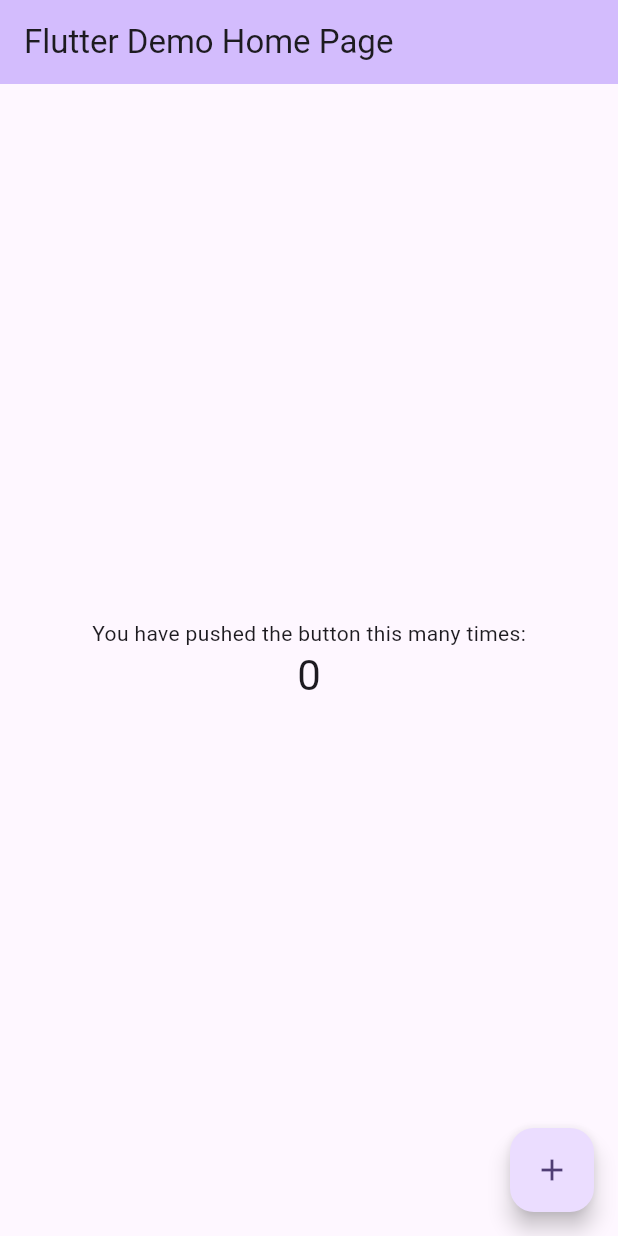
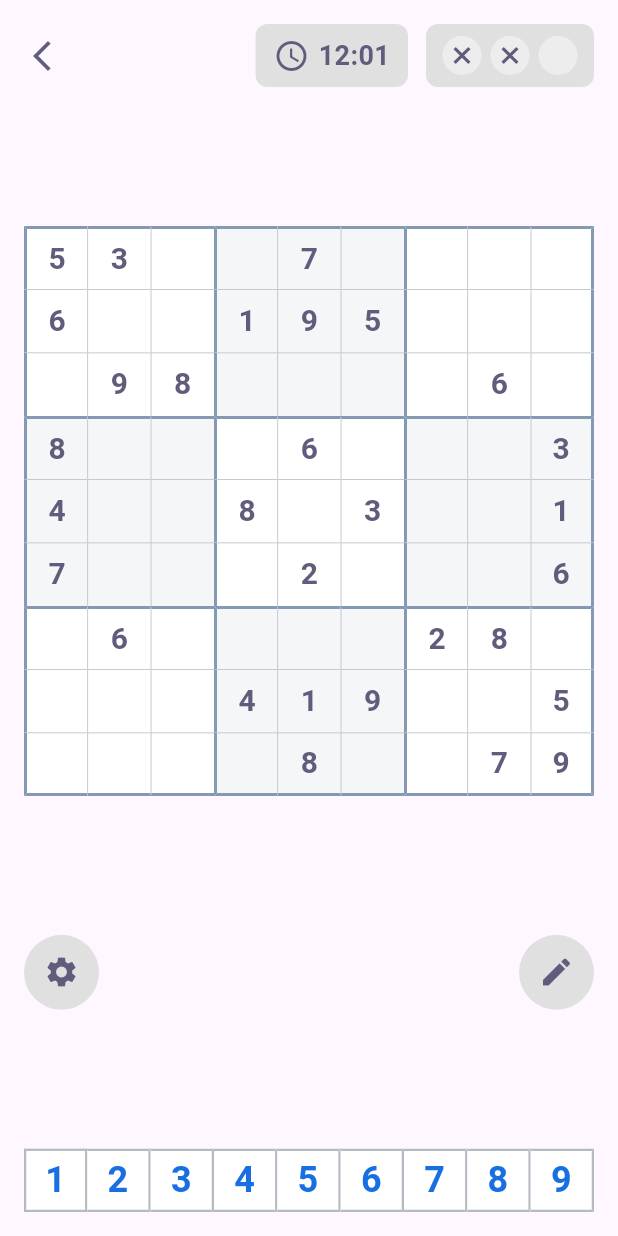
Before and after one commit to pychey/Sudoku-The-Best, a Flutter app: the screen it shows after launch, on a phone screen of 412 x 824 dp. Run offline on Flutter 3.47's test engine with Material 3 defaults, Android fonts, the phone set to English and light mode, and no system bars.

Commit message:
Interface Design For Sudoku Game Screen

```diff
--- a/lib/main.dart
+++ b/lib/main.dart
@@ -1,122 +1,19 @@
 import 'package:flutter/material.dart';
+import 'package:sudoku_the_best/ui/screens/game_screen.dart';
 
 void main() {
-  runApp(const MyApp());
+  runApp(const SudokuApp());
 }
 
-class MyApp extends StatelessWidget {
-  const MyApp({super.key});
+class SudokuApp extends StatelessWidget {
+  const SudokuApp({super.key});
 
-  // This widget is the root of your application.
   @override
   Widget build(BuildContext context) {
     return MaterialApp(
-      title: 'Flutter Demo',
-      theme: ThemeData(
-        // This is the theme of your application.
-        //
-        // TRY THIS: Try running your application with "flutter run". You'll see
-        // the application has a purple toolbar. Then, without quitting the app,
-        // try changing the seedColor in the colorScheme below to Colors.green
-        // and then invoke "hot reload" (save your changes or press the "hot
-        // reload" button in a Flutter-supported IDE, or press "r" if you used
-        // the command line to start the app).
-        //
-        // Notice that the counter didn't reset back to zero; the application
-        // state is not lost during the reload. To reset the state, use hot
-        // restart instead.
-        //
-        // This works for code too, not just values: Most code changes can be
-        // tested with just a hot reload.
-        colorScheme: .fromSeed(seedColor: Colors.deepPurple),
-      ),
-      home: const MyHomePage(title: 'Flutter Demo Home Page'),
+      title: 'Sudoku Game',
+      home: const GameScreen(),
+      debugShowCheckedModeBanner: false,
     );
   }
 }
-
-class MyHomePage extends StatefulWidget {
-  const MyHomePage({super.key, required this.title});
-
-  // This widget is the home page of your application. It is stateful, meaning
-  // that it has a State object (defined below) that contains fields that affect
-  // how it looks.
-
-  // This class is the configuration for the state. It holds the values (in this
-  // case the title) provided by the parent (in this case the App widget) and
-  // used by the build method of the State. Fields in a Widget subclass are
-  // always marked "final".
-
-  final String title;
-
-  @override
-  State<MyHomePage> createState() => _MyHomePageState();
-}
-
-class _MyHomePageState extends State<MyHomePage> {
-  int _counter = 0;
-
-  void _incrementCounter() {
-    setState(() {
-      // This call to setState tells the Flutter framework that something has
-      // changed in this State, which causes it to rerun the build method below
-      // so that the display can reflect the updated values. If we changed
-      // _counter without calling setState(), then the build method would not be
-      // called again, and so nothing would appear to happen.
-      _counter++;
-    });
-  }
-
-  @override
-  Widget build(BuildContext context) {
-    // This method is rerun every time setState is called, for instance as done
-    // by the _incrementCounter method above.
-    //
-    // The Flutter framework has been optimized to make rerunning build methods
-    // fast, so that you can just rebuild anything that needs updating rather
-    // than having to individually change instances of widgets.
-    return Scaffold(
-      appBar: AppBar(
-        // TRY THIS: Try changing the color here to a specific color (to
-        // Colors.amber, perhaps?) and trigger a hot reload to see the AppBar
-        // change color while the other colors stay the same.
-        backgroundColor: Theme.of(context).colorScheme.inversePrimary,
-        // Here we take the value from the MyHomePage object that was created by
-        // the App.build method, and use it to set our appbar title.
-        title: Text(widget.title),
-      ),
-      body: Center(
-        // Center is a layout widget. It takes a single child and positions it
-        // in the middle of the parent.
-        child: Column(
-          // Column is also a layout widget. It takes a list of children and
-          // arranges them vertically. By default, it sizes itself to fit its
-          // children horizontally, and tries to be as tall as its parent.
-          //
-          // Column has various properties to control how it sizes itself and
-          // how it positions its children. Here we use mainAxisAlignment to
-          // center the children vertically; the main axis here is the vertical
-          // axis because Columns are vertical (the cross axis would be
-          // horizontal).
-          //
-          // TRY THIS: Invoke "debug painting" (choose the "Toggle Debug Paint"
-          // action in the IDE, or press "p" in the console), to see the
-          // wireframe for each widget.
-          mainAxisAlignment: .center,
-          children: [
-            const Text('You have pushed the button this many times:'),
-            Text(
-              '$_counter',
-              style: Theme.of(context).textTheme.headlineMedium,
-            ),
-          ],
-        ),
-      ),
-      floatingActionButton: FloatingActionButton(
-        onPressed: _incrementCounter,
-        tooltip: 'Increment',
-        child: const Icon(Icons.add),
-      ),
-    );
-  }
-}
--- /dev/null
+++ b/lib/ui/screens/game_screen.dart
@@ -0,0 +1,365 @@
+import 'package:flutter/material.dart';
+import 'package:sudoku_the_best/ui/utils/sudoku_color.dart';
+
+class GameScreen extends StatefulWidget {
+  const GameScreen({super.key});
+
+  @override
+  State<GameScreen> createState() => _GameScreenState();
+}
+
+class _GameScreenState extends State<GameScreen> {
+  int mistakes = 2;
+  int selectedRow = -1;
+  int selectedCol = -1;
+  int? selectedNumber;
+  bool isNoteMode = false;
+  String elapsedTime = "12:01";
+
+  List<List<int>> board = [
+    [5, 3, 0, 0, 7, 0, 0, 0, 0],
+    [6, 0, 0, 1, 9, 5, 0, 0, 0],
+    [0, 9, 8, 0, 0, 0, 0, 6, 0],
+    [8, 0, 0, 0, 6, 0, 0, 0, 3],
+    [4, 0, 0, 8, 0, 3, 0, 0, 1],
+    [7, 0, 0, 0, 2, 0, 0, 0, 6],
+    [0, 6, 0, 0, 0, 0, 2, 8, 0],
+    [0, 0, 0, 4, 1, 9, 0, 0, 5],
+    [0, 0, 0, 0, 8, 0, 0, 7, 9],
+  ];
+
+  Color _getBackgroundColor(int row, int col) {
+    int blockRow = row ~/ 3;
+    int blockCol = col ~/ 3;
+    bool isAlternateBlock = (blockRow + blockCol) % 2 == 0;
+
+    if (selectedRow == row && selectedCol == col) {
+      return SudokuColors.boardFocusBackground;
+    }
+
+    return isAlternateBlock
+        ? SudokuColors.boardBackground
+        : SudokuColors.boardSecondBackground;
+  }
+
+  Color _getTextColor(int row, int col) {
+    if (selectedRow == row && selectedCol == col) {
+      return SudokuColors.focusTextColor;
+    }
+    return SudokuColors.textColor;
+  }
+
+  Border _getCellBorder(int row, int col) {
+    return Border(
+      top: BorderSide(
+        color: row % 3 == 0
+            ? SudokuColors.mainBorder
+            : SudokuColors.lightBorder,
+        width: row % 3 == 0 ? 2.0 : 0.5,
+      ),
+      left: BorderSide(
+        color: col % 3 == 0
+            ? SudokuColors.mainBorder
+            : SudokuColors.lightBorder,
+        width: col % 3 == 0 ? 2.0 : 0.5,
+      ),
+      right: BorderSide(
+        color: col == 8
+            ? SudokuColors.mainBorder
+            : Colors.transparent,
+        width: col == 8 ? 2.0 : 0,
+      ),
+      bottom: BorderSide(
+        color: row == 8
+            ? SudokuColors.mainBorder
+            : Colors.transparent,
+        width: row == 8 ? 2.0 : 0,
+      ),
+    );
+  }
+
+  Border _getNumberCellBorder(int index) {
+    const sideBorder = BorderSide(color: SudokuColors.lightBorder, width: 1.5);
+    return Border(
+      left: index == 0 ? sideBorder : BorderSide.none,
+      right: sideBorder,
+      top: sideBorder,
+      bottom: sideBorder
+    );
+  }
+
+  void _onCellTap(int row, int col) {
+    final isSameCell = selectedRow == row && selectedCol == col;
+    setState(() {
+      if (isSameCell) {
+        _clearSelection();
+      } else if (selectedNumber != null) {
+        _tryPlaceNumber(row, col, selectedNumber!);
+        selectedNumber = null;
+      } else {
+        _selectCell(row, col);
+      }
+    });
+  }
+
+  void _onNumberSelect(int number) {
+    final isCellSelected = selectedRow != -1 && selectedCol != -1;
+    setState(() {
+      if (selectedNumber == number) {
+        selectedNumber = null;
+      } else if (isCellSelected) {
+        _tryPlaceNumber(selectedRow, selectedCol, number);
+        if (board[selectedRow][selectedCol] != 0) selectedNumber = number;
+        _clearSelection();
+      } else {
+        selectedNumber = number;
+      }
+    });
+  }
+
+  void _tryPlaceNumber(int row, int col, int number) {
+    if (board[row][col] == 0) {
+      board[row][col] = number;
+    } else {
+      _selectCell(row, col);
+    }
+  }
+
+  void _toggleNoteMode() {
+    setState(() {
+      isNoteMode = !isNoteMode;
+    });
+  }
+
+  void _selectCell(int row, int col) {
+    setState(() {
+      selectedRow = row;
+      selectedCol = col;
+    });
+  }
+
+  void _clearSelection() {
+    setState(() {
+      selectedRow = -1;
+      selectedCol = -1;
+    });
+  }
+
+  @override
+  Widget build(BuildContext context) {
+    return Scaffold(
+      body: SafeArea(
+        child: Padding(
+          padding: const EdgeInsets.all(16.0),
+          child: Column(
+            mainAxisAlignment: MainAxisAlignment.spaceBetween,
+            children: [
+              Row(
+                mainAxisAlignment: MainAxisAlignment.spaceBetween,
+                children: [
+                  GestureDetector(
+                    onTap: () {},
+                    child: const Icon(
+                      Icons.arrow_back_ios_new,
+                      color: SudokuColors.textColor,
+                      size: 24,
+                    ),
+                  ),
+                  Row(
+                    children: [
+                      Container(
+                        padding: const EdgeInsets.symmetric(
+                          horizontal: 12,
+                          vertical: 8,
+                        ),
+                        decoration: BoxDecoration(
+                          color: SudokuColors.containerBackground,
+                          borderRadius: BorderRadius.circular(8),
+                        ),
+                        child: Row(
+                          children: [
+                            const Icon(
+                              Icons.access_time,
+                              color: SudokuColors.textColor,
+                              size: 24,
+                            ),
+                            const SizedBox(width: 6),
+                            Text(
+                              elapsedTime,
+                              style: const TextStyle(
+                                color: SudokuColors.textColor,
+                                fontSize: 18,
+                                fontWeight: FontWeight.w600,
+                              ),
+                            ),
+                          ],
+                        ),
+                      ),
+                      const SizedBox(width: 12),
+                      // Mistakes container
+                      Container(
+                        padding: const EdgeInsets.all(8),
+                        decoration: BoxDecoration(
+                          color: SudokuColors.containerBackground,
+                          borderRadius: BorderRadius.circular(8),
+                        ),
+                        child: Row(
+                          children: List.generate(3, (index) {
+                            return Padding(
+                              padding: const EdgeInsets.symmetric(horizontal: 3),
+                              child: Container(
+                                width: 26,
+                                height: 26,
+                                decoration: BoxDecoration(
+                                  shape: BoxShape.circle,
+                                  color: SudokuColors.mistakeBackground
+                                ),
+                                child: index < mistakes
+                                    ? const Icon(
+                                        Icons.close,
+                                        color: SudokuColors.textColor,
+                                        size: 18,
+                                        fontWeight: FontWeight.w600,
+                                      )
+                                    : null,
+                              ),
+                            );
+                          }),
+                        ),
+                      ),
+                    ],
+                  ),
+                ],
+              ),
+              const SizedBox(height: 24),
+
+              AspectRatio(
+                aspectRatio: 1,
+                child: GridView.builder(
+                  physics: const NeverScrollableScrollPhysics(),
+                  gridDelegate: const SliverGridDelegateWithFixedCrossAxisCount(
+                    crossAxisCount: 9,
+                    childAspectRatio: 1,
+                  ),
+                  itemCount: 81,
+                  itemBuilder: (context, index) {
+                    int row = index ~/ 9;
+                    int col = index % 9;
+                    int value = board[row][col];
+
+                    return GestureDetector(
+                      onTap: () => _onCellTap(row, col),
+                      child: Container(
+                        decoration: BoxDecoration(
+                          color: _getBackgroundColor(row, col),
+                          border: _getCellBorder(row, col),
+                        ),
+                        child: Center(
+                          child: value != 0
+                              ? Text(
+                                  value.toString(),
+                                  style: TextStyle(
+                                    fontSize: 20,
+                                    fontWeight: FontWeight.w600,
+                                    color: _getTextColor(row, col),
+                                  ),
+                                )
+                              : null,
+                        ),
+                      ),
+                    );
+                  },
+                ),
+              ),
+              const SizedBox(height: 24),
+
+              Row(
+                mainAxisAlignment: MainAxisAlignment.spaceBetween,
+                children: [
+                  GestureDetector(
+                    onTap: () {},
+                    child: Container(
+                      width: 50,
+                      height: 50,
+                      decoration: const BoxDecoration(
+                        color: SudokuColors.containerBackground,
+                        shape: BoxShape.circle,
+                      ),
+                      child: const Icon(
+                        Icons.settings,
+                        color: SudokuColors.textColor,
+                        size: 24,
+                      ),
+                    ),
+                  ),
+                  GestureDetector(
+                    onTap: _toggleNoteMode,
+                    child: Container(
+                      width: 50,
+                      height: 50,
+                      decoration: BoxDecoration(
+                        color: isNoteMode
+                            ? SudokuColors.boardFocusBackground
+                            : SudokuColors.containerBackground,
+                        shape: BoxShape.circle,
+                      ),
+                      child: Icon(
+                        Icons.edit,
+                        color: isNoteMode
+                            ? SudokuColors.focusTextColor
+                            : SudokuColors.textColor,
+                        size: 24,
+                      ),
+                    ),
+                  ),
+                ],
+              ),
+              const SizedBox(height: 24),
+
+              // Number selection grid
+              AspectRatio(
+                aspectRatio: 9,
+                child: GridView.builder(
+                  physics: const NeverScrollableScrollPhysics(),
+                  gridDelegate: const SliverGridDelegateWithFixedCrossAxisCount(
+                    crossAxisCount: 9,
+                    childAspectRatio: 1,
+                  ),
+                  itemCount: 9,
+                  itemBuilder: (context, index) {
+                    int number = index + 1;
+                    bool isSelected = selectedNumber == number;
+
+                    return GestureDetector(
+                      onTap: () => _onNumberSelect(number),
+                      child: Container(
+                        decoration: BoxDecoration(
+                          color: isSelected
+                              ? SudokuColors.boardFocusBackground
+                              : SudokuColors.boardBackground,
+                          border: _getNumberCellBorder(index),
+                        ),
+                        child: Center(
+                          child: Text(
+                            number.toString(),
+                            style: TextStyle(
+                              fontSize: 24,
+                              fontWeight: FontWeight.w600,
+                              color: isSelected
+                                  ? SudokuColors.focusTextColor
+                                  : SudokuColors.numberSelectColor,
+                            ),
+                          ),
+                        ),
+                      ),
+                    );
+                  },
+                ),
+              ),
+            ],
+          ),
+        ),
+      ),
+    );
+  }
+}
--- /dev/null
+++ b/lib/ui/utils/sudoku_color.dart
@@ -0,0 +1,20 @@
+import 'package:flutter/material.dart';
+
+class SudokuColors {
+  static const Color scaffoldBackground = Color(0xFFFCFCFC);
+
+  static const Color containerBackground = Color(0xFFE0E0E0);
+
+  static const Color mistakeBackground = Color(0xFFEDEDED);
+
+  static const Color boardBackground = Color(0xFFFFFFFF);
+  static const Color boardSecondBackground = Color(0xFFF5F6F8);
+  static const Color boardFocusBackground = Color(0xFF5094FF);
+
+  static const Color textColor = Color(0xFF605D7C);
+  static const Color focusTextColor = Color(0xFFF9FAFE);
+  static const Color numberSelectColor = Color(0xFF186FE2);
+
+  static const Color mainBorder = Color(0xFF849AB2);
+  static const Color lightBorder = Color(0xFFB5B9C2);
+}
```
Also changed, not shown: 4 other files.
